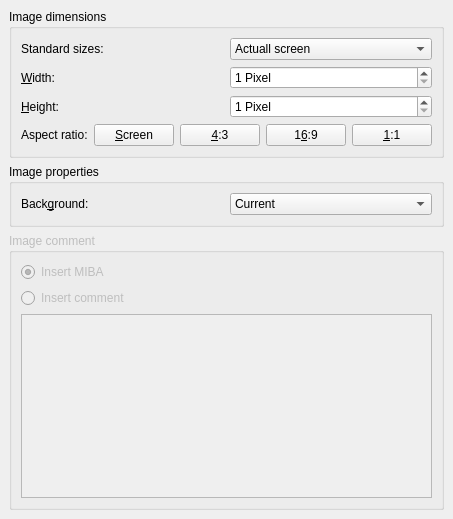
berndhahnebach/All_FreeCAD, file src/Gui/DlgSettingsImage.ui: the form before one commit.
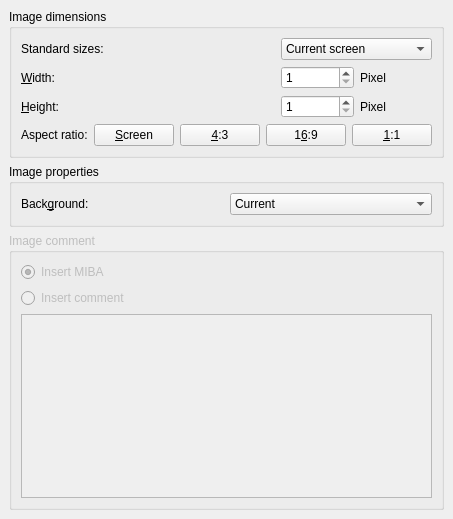
The form after the commit.

Commit message: + update pixel values for width and height when choosing a standard size

What changed in the file:
```diff
--- a/src/Gui/DlgSettingsImage.ui
+++ b/src/Gui/DlgSettingsImage.ui
@@ -15,45 +15,137 @@
   <property name="windowTitle" >
    <string>Image settings</string>
   </property>
-  <layout class="QVBoxLayout" >
+  <layout class="QGridLayout" >
    <property name="margin" >
     <number>9</number>
    </property>
    <property name="spacing" >
     <number>6</number>
    </property>
-   <item>
+   <item row="1" column="0" >
+    <widget class="QGroupBox" name="groupBoxProp" >
+     <property name="title" >
+      <string>Image properties</string>
+     </property>
+     <layout class="QGridLayout" >
+      <property name="margin" >
+       <number>9</number>
+      </property>
+      <property name="spacing" >
+       <number>6</number>
+      </property>
+      <item row="0" column="0" >
+       <widget class="QLabel" name="textLabelColor" >
+        <property name="text" >
+         <string>Back&amp;ground:</string>
+        </property>
+        <property name="buddy" >
+         <cstring>comboBackground</cstring>
+        </property>
+       </widget>
+      </item>
+      <item row="0" column="2" >
+       <widget class="QComboBox" name="comboBackground" >
+        <item>
+         <property name="text" >
+          <string>Current</string>
+         </property>
+        </item>
+        <item>
+         <property name="text" >
+          <string>White</string>
+         </property>
+        </item>
+        <item>
+         <property name="text" >
+          <string>Black</string>
+         </property>
+        </item>
+        <item>
+         <property name="text" >
+          <string>Transperent</string>
+         </property>
+        </item>
+       </widget>
+      </item>
+     </layout>
+    </widget>
+   </item>
+   <item row="0" column="0" >
     <widget class="QGroupBox" name="groupBoxDim" >
      <property name="title" >
       <string>Image dimensions</string>
      </property>
-     <layout class="QVBoxLayout" >
+     <layout class="QGridLayout" >
       <property name="margin" >
        <number>9</number>
       </property>
       <property name="spacing" >
        <number>6</number>
       </property>
-      <item>
-       <layout class="QHBoxLayout" >
+      <item row="0" column="0" >
+       <layout class="QGridLayout" >
         <property name="margin" >
          <number>0</number>
         </property>
         <property name="spacing" >
          <number>6</number>
         </property>
-        <item>
-         <widget class="QLabel" name="label" >
+        <item row="1" column="1" >
+         <spacer>
+          <property name="orientation" >
+           <enum>Qt::Horizontal</enum>
+          </property>
+          <property name="sizeHint" >
+           <size>
+            <width>40</width>
+            <height>20</height>
+           </size>
+          </property>
+         </spacer>
+        </item>
+        <item row="2" column="2" >
+         <widget class="QSpinBox" name="spinHeight" >
+          <property name="maximum" >
+           <number>32767</number>
+          </property>
+          <property name="minimum" >
+           <number>1</number>
+          </property>
+         </widget>
+        </item>
+        <item row="1" column="2" >
+         <widget class="QSpinBox" name="spinWidth" >
+          <property name="maximum" >
+           <number>32767</number>
+          </property>
+          <property name="minimum" >
+           <number>1</number>
+          </property>
+         </widget>
+        </item>
+        <item row="1" column="3" >
+         <widget class="QLabel" name="label_2" >
           <property name="text" >
-           <string>Standard sizes:</string>
+           <string>Pixel</string>
           </property>
          </widget>
         </item>
-        <item>
-         <widget class="QComboBox" name="comboBoxStandardSize" >
+        <item row="1" column="0" >
+         <widget class="QLabel" name="textLabelWidth" >
+          <property name="text" >
+           <string>&amp;Width:</string>
+          </property>
+          <property name="buddy" >
+           <cstring>spinWidth</cstring>
+          </property>
+         </widget>
+        </item>
+        <item row="0" column="2" colspan="2" >
+         <widget class="QComboBox" name="standardSizeBox" >
           <item>
            <property name="text" >
-            <string>Actuall screen</string>
+            <string>Current screen</string>
            </property>
           </item>
           <item>
@@ -168,50 +260,47 @@
           </item>
          </widget>
         </item>
-       </layout>
-      </item>
-      <item>
-       <layout class="QHBoxLayout" >
-        <property name="margin" >
-         <number>0</number>
-        </property>
-        <property name="spacing" >
-         <number>6</number>
-        </property>
-        <item>
-         <widget class="QLabel" name="textLabelWidth" >
+        <item row="0" column="0" >
+         <widget class="QLabel" name="label" >
           <property name="text" >
-           <string>&amp;Width:</string>
+           <string>Standard sizes:</string>
           </property>
-          <property name="buddy" >
-           <cstring>spinWidth</cstring>
-          </property>
          </widget>
         </item>
-        <item>
-         <widget class="QSpinBox" name="spinWidth" >
-          <property name="suffix" >
-           <string> Pixel</string>
+        <item row="0" column="1" >
+         <spacer>
+          <property name="orientation" >
+           <enum>Qt::Horizontal</enum>
           </property>
-          <property name="maximum" >
-           <number>32767</number>
+          <property name="sizeHint" >
+           <size>
+            <width>40</width>
+            <height>20</height>
+           </size>
           </property>
-          <property name="minimum" >
-           <number>1</number>
+         </spacer>
+        </item>
+        <item row="2" column="3" >
+         <widget class="QLabel" name="label_3" >
+          <property name="text" >
+           <string>Pixel</string>
           </property>
          </widget>
         </item>
-       </layout>
-      </item>
-      <item>
-       <layout class="QHBoxLayout" >
-        <property name="margin" >
-         <number>0</number>
-        </property>
-        <property name="spacing" >
-         <number>6</number>
-        </property>
-        <item>
+        <item row="2" column="1" >
+         <spacer>
+          <property name="orientation" >
+           <enum>Qt::Horizontal</enum>
+          </property>
+          <property name="sizeHint" >
+           <size>
+            <width>40</width>
+            <height>20</height>
+           </size>
+          </property>
+         </spacer>
+        </item>
+        <item row="2" column="0" >
          <widget class="QLabel" name="textLabelHeight" >
           <property name="text" >
            <string>&amp;Height:</string>
@@ -221,22 +310,9 @@
           </property>
          </widget>
         </item>
-        <item>
-         <widget class="QSpinBox" name="spinHeight" >
-          <property name="suffix" >
-           <string> Pixel</string>
-          </property>
-          <property name="maximum" >
-           <number>32767</number>
-          </property>
-          <property name="minimum" >
-           <number>1</number>
-          </property>
-         </widget>
-        </item>
        </layout>
       </item>
-      <item>
+      <item row="1" column="0" >
        <layout class="QHBoxLayout" >
         <property name="margin" >
          <number>0</number>
@@ -296,56 +372,7 @@
      </layout>
     </widget>
    </item>
-   <item>
-    <widget class="QGroupBox" name="groupBoxProp" >
-     <property name="title" >
-      <string>Image properties</string>
-     </property>
-     <layout class="QGridLayout" >
-      <property name="margin" >
-       <number>9</number>
-      </property>
-      <property name="spacing" >
-       <number>6</number>
-      </property>
-      <item row="0" column="0" >
-       <widget class="QLabel" name="textLabelColor" >
-        <property name="text" >
-         <string>Back&amp;ground:</string>
-        </property>
-        <property name="buddy" >
-         <cstring>comboBackground</cstring>
-        </property>
-       </widget>
-      </item>
-      <item row="0" column="1" >
-       <widget class="QComboBox" name="comboBackground" >
-        <item>
-         <property name="text" >
-          <string>Current</string>
-         </property>
-        </item>
-        <item>
-         <property name="text" >
-          <string>White</string>
-         </property>
-        </item>
-        <item>
-         <property name="text" >
-          <string>Black</string>
-         </property>
-        </item>
-        <item>
-         <property name="text" >
-          <string>Transperent</string>
-         </property>
-        </item>
-       </widget>
-      </item>
-     </layout>
-    </widget>
-   </item>
-   <item>
+   <item row="2" column="0" >
     <widget class="QGroupBox" name="buttonGroupComment" >
      <property name="enabled" >
       <bool>false</bool>
```
Left out of the diff: 2 changed lines with no effect on the pictures. The commit also changes 2 other files.
